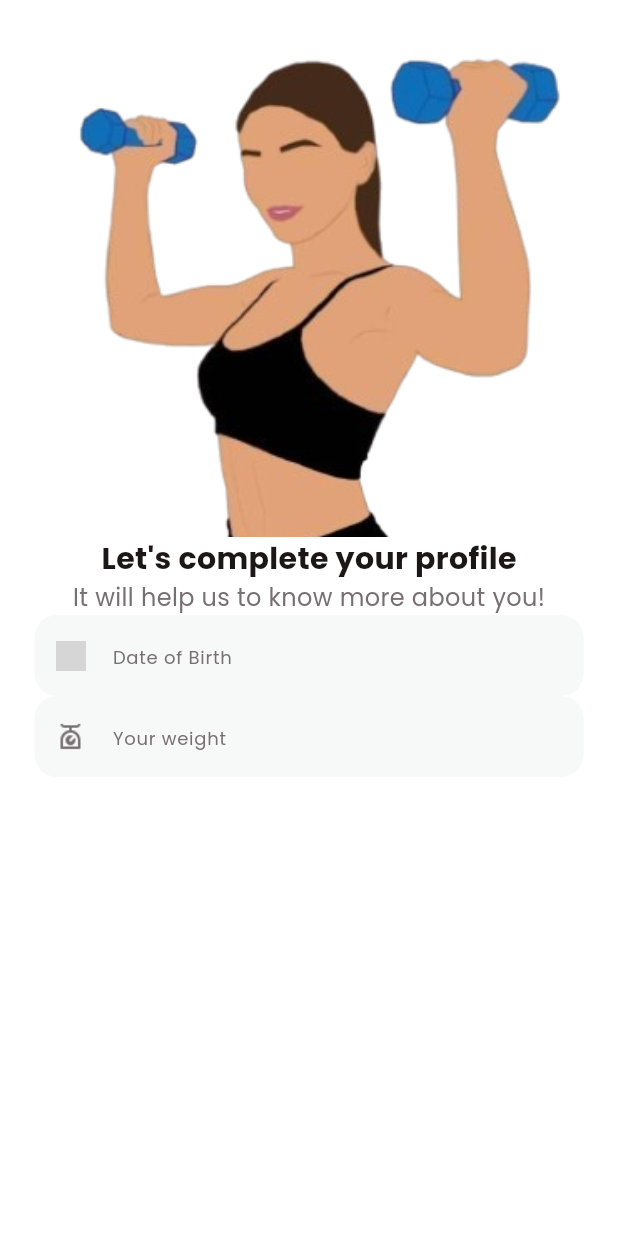
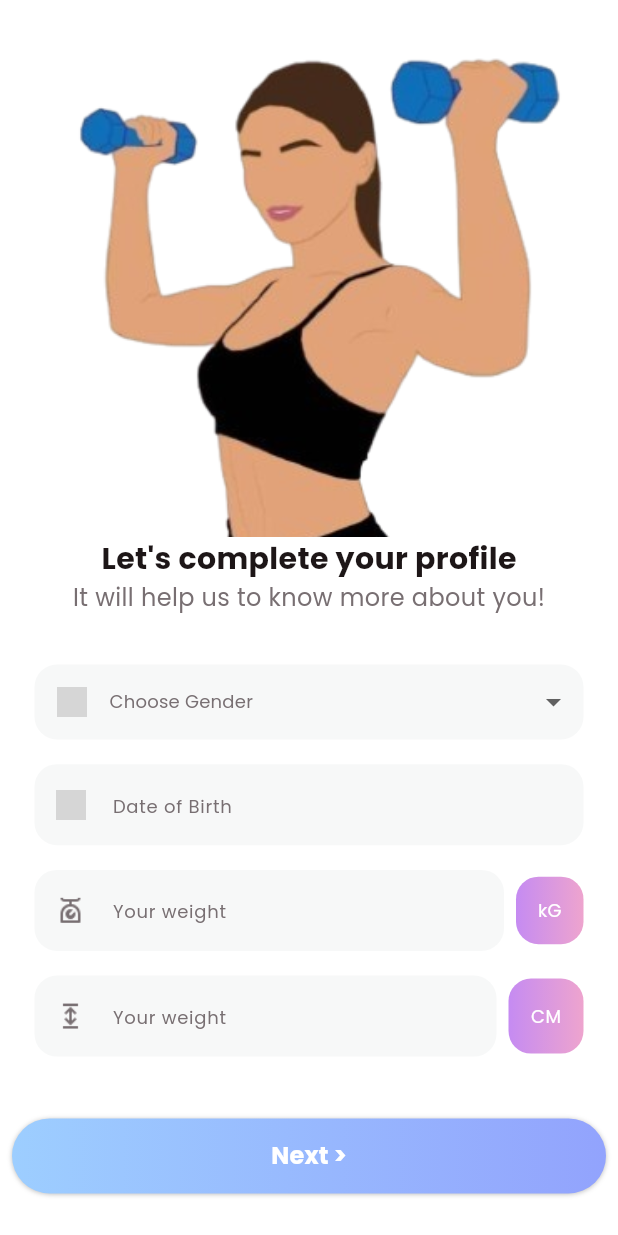
Before and after one commit to sdhaputhanthrie/Fitness-App, a Flutter app: the CompleteProfileView screen opened directly, on a phone screen of 412 x 824 dp. Run offline on Flutter 3.47's test engine with Material 3 defaults, Android fonts, the light colour scheme and no system bars; grey boxes are pictures that could not be loaded.

Commit message:
add dropdownmenu and next button

```diff
--- a/lib/view/login/complete_profile_view.dart
+++ b/lib/view/login/complete_profile_view.dart
@@ -1,4 +1,5 @@
 import 'package:fitness/common/colo_extension.dart' show TColor;
+import 'package:fitness/common_widget/round_button.dart';
 import 'package:fitness/common_widget/round_textfield.dart';
 import 'package:flutter/material.dart';
 
@@ -43,16 +44,72 @@ class _CompleteProfileViewState extends State<CompleteProfileView> {
 
                   ),
                 ),
+                 SizedBox(height: media.height * 0.04),
+
 
                 Padding(
                   padding: const EdgeInsets.symmetric(horizontal: 15.0),
                   child: Column(
                     children: [
+                      Container(
+
+      decoration: BoxDecoration(
+        color: TColor.lightGray,
+        borderRadius: BorderRadius.circular(15),
+      ),
+
+      child: Row(
+        children: [
+          Container(
+            alignment: Alignment.center,
+            width: 50,
+            height: 50,
+            padding: const EdgeInsets.symmetric(horizontal: 15),
+            child: Image.asset(
+              "assets/img/gender.png",
+              width: 20,
+              height: 20,
+              fit: BoxFit.contain,
+              color: TColor.gray,
+            )
+          ),
+
+
+          Expanded(
+            child: DropdownButtonHideUnderline(
+
+              child: DropdownButton(
+                items: ["Male","Female"].map((name) => DropdownMenuItem
+                                   ( value: name,
+                                    child:Text(
+                                      name,
+                                    style: TextStyle(
+                                      color: TColor.gray,
+                                      fontSize: 16),),)).toList(),onChanged: (value){},
+                                      isExpanded: true,
+
+
+                                      hint: Text("Choose Gender",
+                                      style: TextStyle(
+                                      color: TColor.gray,
+                                      fontSize: 12),
+                                      ),
+                                      ),
+            ),
+          ),
+          SizedBox(width: 8),
+        ],
+      )
+      ),
+      SizedBox(height: media.height * 0.02),
+
                       RoundTextfield(
                         controller: txtDate,
                         hitText: "Date of Birth",
                         icon: "assets/img/date.png",
+
                       ),
+                      SizedBox(height: media.height * 0.02),
 
                       Row(
                         children: [
@@ -63,6 +120,64 @@ class _CompleteProfileViewState extends State<CompleteProfileView> {
                           icon: "assets/img/weight.png",
                                                 ),
                         ),
+
+                        const SizedBox(width: 8),
+                        Container(
+                          width: 45,
+                          height: 45,
+                          alignment: Alignment.center,
+                          decoration: BoxDecoration(
+                            gradient: LinearGradient(
+                              colors: TColor.secondaryG,),
+                              borderRadius: BorderRadius.circular(15)
+
+                          ),
+                          child: Text(
+                            "kG",
+                            style: TextStyle(
+                              color: TColor.white,
+                              fontSize: 12,
+
+                            ),
+
+                          ),
+                        )
+                        ],
+                      ),
+                      SizedBox(height: media.height * 0.02),
+
+                      Row(
+                        children: [
+                        Expanded(
+                          child: RoundTextfield(
+                          controller: txtDate,
+                          hitText: "Your weight",
+                          icon: "assets/img/height.png",
+                                                ),
+                        ),
+
+                        const SizedBox(width: 8),
+                        Container(
+                          width: 50,
+                          height: 50,
+                          alignment: Alignment.center,
+                          decoration: BoxDecoration(
+                            gradient: LinearGradient(
+                              colors: TColor.secondaryG,),
+                              borderRadius: BorderRadius.circular(15)
+
+                          ),
+                          child: Text(
+                            "CM",
+                            style: TextStyle(
+                              color: TColor.white,
+                              fontSize: 12,
+
+
+                            ),
+
+                          ),
+                        )
                         ],
                       )
                     ],
@@ -70,6 +185,17 @@ class _CompleteProfileViewState extends State<CompleteProfileView> {
                 ),
 
                 SizedBox(height: media.height * 0.05),
+                RoundButton(
+                  title: "Next >",
+                  onPressed: () {
+                    Navigator.push(
+                      context,
+                      MaterialPageRoute(
+                        builder: (context) => const CompleteProfileView(),
+                      ),
+                    );
+                  },
+                ),
               ],
             ),
           ),
```
